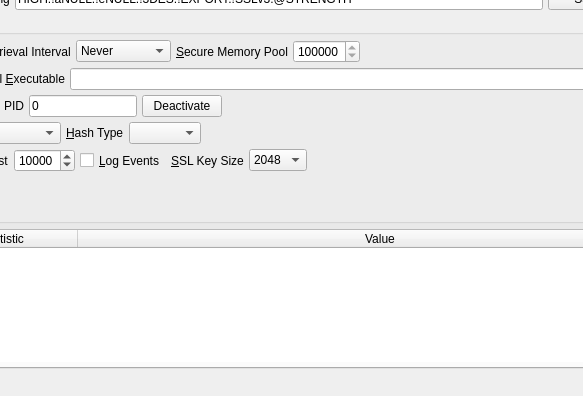
Before: the Qt Designer form branches/trunk/UI/controlcenter.ui in textbrowser/spot-on, drawn with Qt 5; both pictures show x 106 to 689 and y 154 to 550 of the 850 by 550 pixel window.
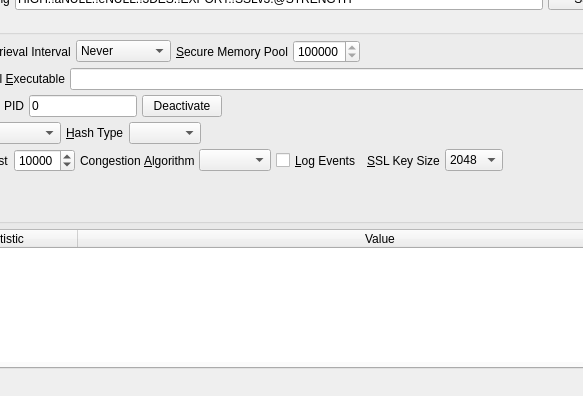
After: the same form once the commit is applied. The open tabs and pages were chosen to show the change. Icons and pictures are not drawn. Custom widgets are drawn as their Qt base class.

Commit message: Corrected initialization of QComboBox items. Save congestion algorithm.

Diff of the .ui file:
```diff
--- a/branches/trunk/UI/controlcenter.ui
+++ b/branches/trunk/UI/controlcenter.ui
@@ -4985,8 +4985,8 @@
             <rect>
              <x>0</x>
              <y>0</y>
-             <width>813</width>
-             <height>1114</height>
+             <width>812</width>
+             <height>1132</height>
             </rect>
            </property>
            <layout class="QVBoxLayout" name="verticalLayout_35">
@@ -5436,6 +5436,23 @@
                      </property>
                     </widget>
                    </item>
+                   <item>
+                    <widget class="QLabel" name="label_30">
+                     <property name="text">
+                      <string>Congestion &amp;Algorithm</string>
+                     </property>
+                     <property name="buddy">
+                      <cstring>congestionAlgorithm</cstring>
+                     </property>
+                    </widget>
+                   </item>
+                   <item>
+                    <widget class="QComboBox" name="congestionAlgorithm">
+                     <property name="sizeAdjustPolicy">
+                      <enum>QComboBox::AdjustToContents</enum>
+                     </property>
+                    </widget>
+                   </item>
                    <item>
                     <widget class="QCheckBox" name="kernelLogEvents">
                      <property name="sizePolicy">
```
Left out of the diff: 43 changed lines with no effect on the pictures. The commit also changes 7 other files.
